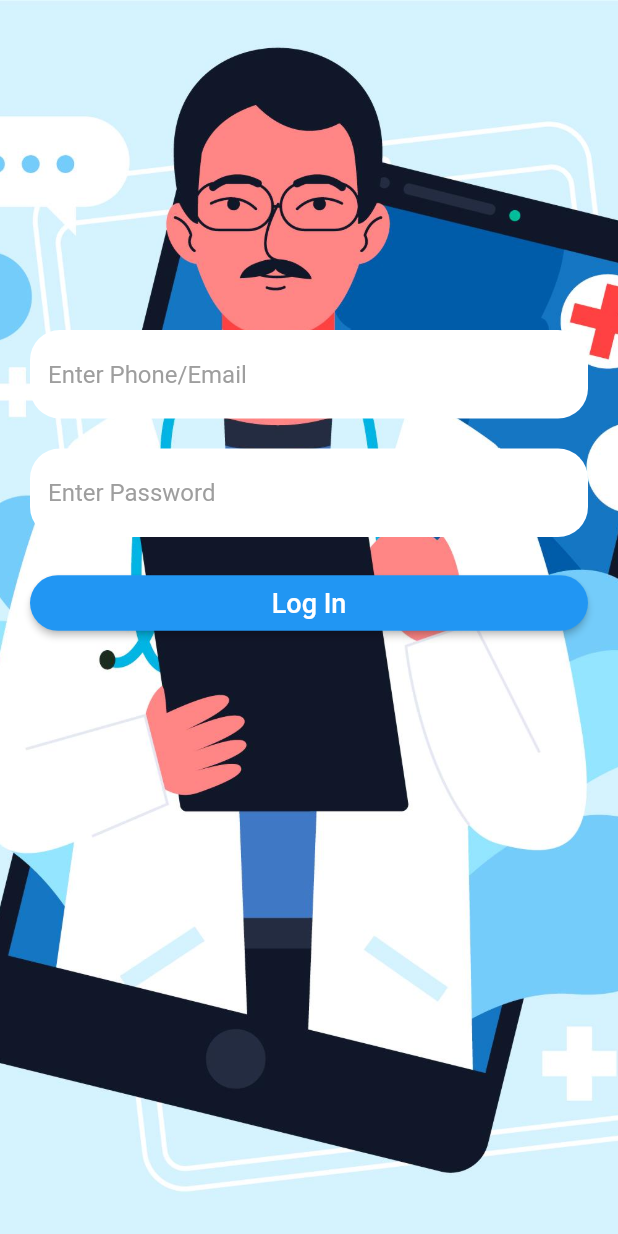
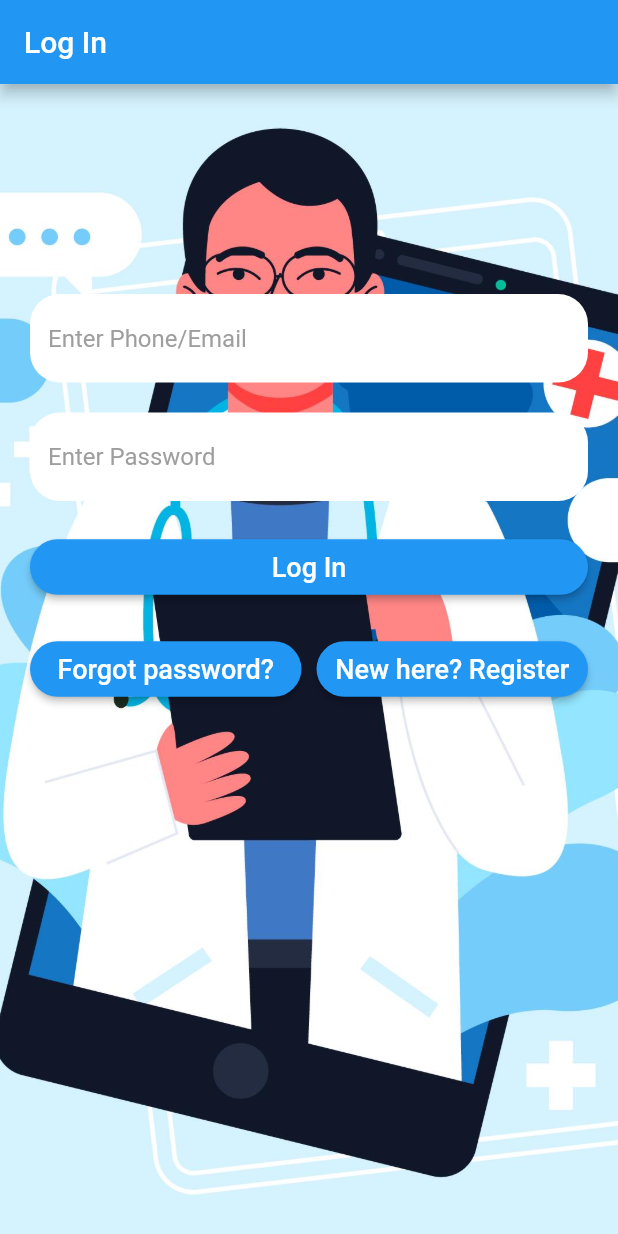
Before and after one commit to aksh-sood/sepm-caller-app, a Flutter app: the screen it shows after launch, on a phone screen of 412 x 824 dp. Run offline on Flutter 3.47's test engine with Material 2 defaults, Android fonts, the phone set to English and light mode, and no system bars.

Commit message:
Added app bar

```diff
--- a/lib/screens/loginScreen.dart
+++ b/lib/screens/loginScreen.dart
@@ -11,6 +11,9 @@ class _LoginScreenState extends State<LoginScreen> {
   @override
   Widget build(BuildContext context) {
     return Scaffold(
+        appBar: AppBar(
+          title: Text('Log In'),
+        ),
         body: Container(
           decoration: BoxDecoration(
           image: DecorationImage(
@@ -19,12 +22,12 @@ class _LoginScreenState extends State<LoginScreen> {
             ),
           ),
           constraints: BoxConstraints.expand(),
-          child: SafeArea(
-            child: Padding(
-              padding: const EdgeInsets.all(kDefaultPadding),
+          child: Container(
+            padding: EdgeInsets.all(kDefaultPadding),
+            alignment: Alignment.bottomCenter,
             child: Column(
               children: [
-                  SizedBox(height: 200.0),
+                SizedBox(height: 120.0),
                 TextField(
                   scrollPadding: EdgeInsets.all(kDefaultPadding),
                   style: TextStyle(
@@ -59,9 +62,40 @@ class _LoginScreenState extends State<LoginScreen> {
                       ),
                     ),
                   ],
+                ),
+                SizedBox(height: 20.0),
+                Row(
+                   children: [
+                     Expanded(
+                       child: ElevatedButton(
+                          onPressed: (){
+
+                          },
+                         style:ElevatedButton.styleFrom(
+                           padding: EdgeInsets.all(kDefaultButtonPadding ),
+                           shape:RoundedRectangleBorder(
+                             borderRadius:BorderRadius.circular(kDefaultBorderRadius) ),
+                         ),
+                         child: Text("Forgot password?",style: kButtonTextStyle,),
+                       ),
+                     ),
+                     SizedBox(width: 10.0),
+                     Expanded(
+                       child: ElevatedButton(
+                         onPressed: (){
+
+                         },
+                         style:ElevatedButton.styleFrom(
+                           padding: EdgeInsets.all(kDefaultButtonPadding ),
+                           shape:RoundedRectangleBorder(
+                             borderRadius:BorderRadius.circular(kDefaultBorderRadius) ),
+                         ),
+                         child: Text("New here? Register", style: kButtonTextStyle,),
+                       ),
                      )
                    ],
-              ),
+                )
+              ],
             ),
           ),
         ),
--- a/lib/utilities/constants.dart
+++ b/lib/utilities/constants.dart
@@ -40,7 +40,8 @@ const kInputPasswordDecoration = InputDecoration(
 
 //Text Style
 const kMessageTextStyle = TextStyle(
-  fontSize: 60.0,
+  fontSize: 18.0,
+  color: kPrimaryColor
 );
 
 const kButtonTextStyle = TextStyle(
```
Lines whose indentation alone changed are shown as unchanged.
